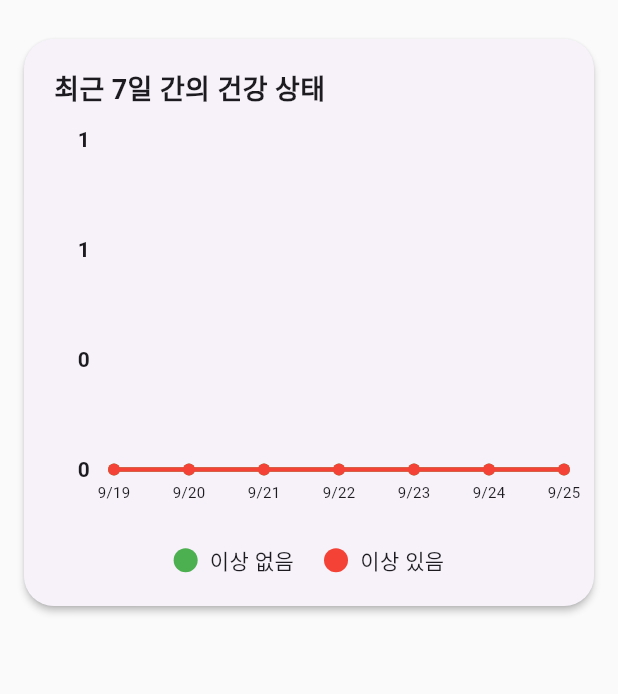
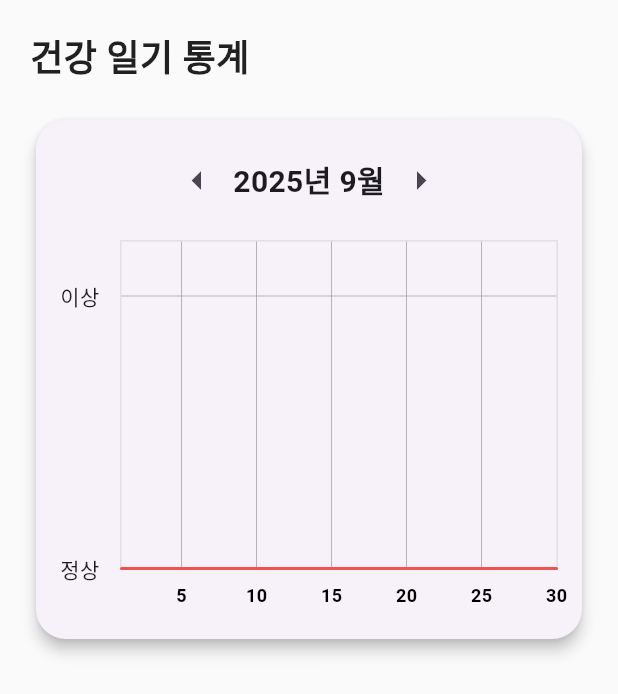
Before and after one commit to cathyjiwon/Checkey-mvp, a Flutter app: the StatisticsScreen screen opened directly, on a phone screen of 412 x 824 dp. Shown: the top 694 px of the screen. Run offline on Flutter 3.47's test engine with Material 3 defaults, Android fonts, the light colour scheme and no system bars; drawn by our look-alikes of fl_chart; our stand-ins replace shared_preferences, table_calendar; accounts and stored records are empty.

Commit message:
통계 꺾은선그래프 추가

```diff
--- a/lib/screens/statistics_screen.dart
+++ b/lib/screens/statistics_screen.dart
@@ -1,8 +1,8 @@
-import 'dart:convert';
 import 'package:flutter/material.dart';
+import 'package:provider/provider.dart';
 import 'package:fl_chart/fl_chart.dart';
-import 'package:shared_preferences/shared_preferences.dart';
-import '../widgets/custom_card.dart';
+import 'package:solusmvp/services/diary_manager.dart';
+import 'package:intl/intl.dart';
 
 class StatisticsScreen extends StatefulWidget {
   const StatisticsScreen({super.key});
@@ -12,205 +12,206 @@ class StatisticsScreen extends StatefulWidget {
 }
 
 class _StatisticsScreenState extends State<StatisticsScreen> {
-  List<FlSpot> _goodSpots = [];
-  List<FlSpot> _badSpots = [];
-  double _minX = 0;
-  double _maxX = 6;
-
-  @override
-  void initState() {
-    super.initState();
-    _loadData();
-  }
-
-Future<void> _loadData() async {
-    final SharedPreferences prefs = await SharedPreferences.getInstance();
-    final allKeys = prefs.getKeys();
-    final Map<DateTime, String> diaryEntries = {};
-
-    for (final key in allKeys) {
-      if (key.startsWith('diary_')) {
-        final dateString = key.replaceFirst('diary_', '');
-        final date = DateTime.tryParse(dateString);
-        if (date != null) {
-          final normalizedDate = DateTime.utc(date.year, date.month, date.day);
-          final entryJson = prefs.getString(key);
-          if (entryJson != null) {
-            try {
-              // 새로운 JSON 형식 데이터 파싱 시도
-              final entry = jsonDecode(entryJson);
-              diaryEntries[normalizedDate] = entry['type'];
-            } catch (e) {
-              // JSON 파싱 실패 시, 이전의 문자열 형식 데이터로 처리
-              // 이전 '이상 없음' 텍스트 데이터의 경우 'good' 타입으로 간주
-              diaryEntries[normalizedDate] = entryJson == '이상 없음' ? 'good' : 'bad';
-            }
-          }
-        }
-      }
-    }
-
-    final now = DateTime.now();
-    final List<DateTime> last7Days = List.generate(7, (index) {
-      return DateTime.utc(now.year, now.month, now.day).subtract(Duration(days: 6 - index));
-    });
-
-    final List<FlSpot> goodSpots = [];
-    final List<FlSpot> badSpots = [];
-
-    for (int i = 0; i < last7Days.length; i++) {
-      final day = last7Days[i];
-      final entryType = diaryEntries[day];
-
-      if (entryType == 'good') {
-        goodSpots.add(FlSpot(i.toDouble(), 1));
-        badSpots.add(FlSpot(i.toDouble(), 0));
-      } else if (entryType == 'bad') {
-        goodSpots.add(FlSpot(i.toDouble(), 0));
-        badSpots.add(FlSpot(i.toDouble(), 1));
-      } else {
-        goodSpots.add(FlSpot(i.toDouble(), 0));
-        badSpots.add(FlSpot(i.toDouble(), 0));
-      }
-    }
-
-    setState(() {
-      _goodSpots = goodSpots;
-      _badSpots = badSpots;
-      _minX = 0;
-      _maxX = 6;
-    });
-  }
+  DateTime _focusedMonth = DateTime.now();
 
   @override
   Widget build(BuildContext context) {
-    return SingleChildScrollView(
+    final diaryManager = Provider.of<DiaryManager>(context);
+
+    // 현재 월의 '이상 있음' 기록 데이터 추출
+    Map<int, int> hasSymptomData = _getMonthlySymptomData(diaryManager, _focusedMonth);
+
+    // X축(날짜)과 Y축(빈도) 값 생성
+    List<FlSpot> spots = [];
+    int maxDay = DateTime(_focusedMonth.year, _focusedMonth.month + 1, 0).day;
+
+    for (int i = 1; i <= maxDay; i++) {
+      spots.add(FlSpot(i.toDouble(), hasSymptomData[i]?.toDouble() ?? 0));
+    }
+
+    return Scaffold(
+      backgroundColor: Colors.grey[50],
+      body: SingleChildScrollView(
+        child: Padding(
+          padding: const EdgeInsets.all(20.0),
+          child: Column(
+            crossAxisAlignment: CrossAxisAlignment.start,
+            children: [
+              const Text(
+                '건강 일기 통계',
+                style: TextStyle(
+                  fontSize: 24,
+                  fontWeight: FontWeight.bold,
+                  color: Colors.black87,
+                ),
+              ),
+              const SizedBox(height: 20),
+              Card(
+                elevation: 4,
+                shape: RoundedRectangleBorder(
+                  borderRadius: BorderRadius.circular(20.0),
+                ),
                 child: Padding(
                   padding: const EdgeInsets.all(16.0),
                   child: Column(
                     children: [
-            CustomCard(
-              child: Column(
-                crossAxisAlignment: CrossAxisAlignment.stretch,
-                children: [
-                  const Text(
-                    '최근 7일 간의 건강 상태',
-                    style: TextStyle(fontSize: 18, fontWeight: FontWeight.bold),
-                  ),
-                  const SizedBox(height: 20),
+                      _buildMonthSelector(),
+                      const SizedBox(height: 16),
                       SizedBox(
                         height: 250,
                         child: LineChart(
                           LineChartData(
-                        gridData: const FlGridData(show: false),
+                            minX: 1,
+                            maxX: maxDay.toDouble(),
+                            minY: 0,
+                            maxY: 1.2,
                             titlesData: FlTitlesData(
+                              show: true,
                               bottomTitles: AxisTitles(
                                 sideTitles: SideTitles(
                                   showTitles: true,
                                   reservedSize: 30,
                                   getTitlesWidget: (value, meta) {
-                                final now = DateTime.now();
-                                final day = now.subtract(Duration(days: 6 - value.toInt()));
-                                final formattedDay = '${day.month}/${day.day}';
-                                return SideTitleWidget(
-                                  axisSide: meta.axisSide,
-                                  child: Text(formattedDay, style: const TextStyle(fontSize: 10)),
+                                    if (value % 5 == 0) {
+                                      return Padding(
+                                        padding: const EdgeInsets.only(top: 8.0),
+                                        child: Text(
+                                          '${value.toInt()}',
+                                          style: const TextStyle(
+                                            color: Colors.black,
+                                            fontWeight: FontWeight.bold,
+                                            fontSize: 12,
+                                          ),
+                                        ),
+                                      );
+                                    }
+                                    return const SizedBox();
+                                  },
+                                ),
+                              ),
+                              leftTitles: AxisTitles(
+                                sideTitles: SideTitles(
+                                  showTitles: true,
+                                  getTitlesWidget: (value, meta) {
+                                    if (value == 0) return const Text('정상');
+                                    if (value == 1) return const Text('이상');
+                                    return const Text('');
+                                  },
+                                  reservedSize: 40,
+                                ),
+                              ),
+                              topTitles: const AxisTitles(sideTitles: SideTitles(showTitles: false)),
+                              rightTitles: const AxisTitles(sideTitles: SideTitles(showTitles: false)),
+                            ),
+                            gridData: FlGridData(
+                              show: true,
+                              drawHorizontalLine: true,
+                              drawVerticalLine: true,
+                              verticalInterval: 5,
+                              horizontalInterval: 1,
+                              getDrawingHorizontalLine: (value) {
+                                return const FlLine(color: Colors.grey, strokeWidth: 0.5);
+                              },
+                              getDrawingVerticalLine: (value) {
+                                return const FlLine(color: Colors.grey, strokeWidth: 0.5);
+                              },
+                            ),
+                            borderData: FlBorderData(
+                              show: true,
+                              border: Border.all(color: Colors.grey.shade300),
+                            ),
+                            lineBarsData: [
+                              LineChartBarData(
+                                spots: spots,
+                                isCurved: false, // 꺾은선으로 표현
+                                color: Colors.red.shade400,
+                                barWidth: 2,
+                                isStrokeCapRound: true,
+                                dotData: FlDotData(
+                                  show: true,
+                                  getDotPainter: (spot, percent, barData, index) {
+                                    if (spot.y == 1) {
+                                      return FlDotCirclePainter(
+                                        radius: 4,
+                                        color: Colors.red.shade600,
+                                        strokeWidth: 2,
+                                        strokeColor: Colors.white,
+                                      );
+                                    }
+                                    return FlDotCirclePainter(
+                                      radius: 0,
+                                      color: Colors.transparent,
+                                      strokeWidth: 0,
+                                      strokeColor: Colors.transparent,
                                     );
                                   },
                                 ),
-                          ),
-                          leftTitles: const AxisTitles(
-                            sideTitles: SideTitles(
-                              showTitles: true,
-                              reservedSize: 40,
-                              getTitlesWidget: _leftTitles,
-                            ),
-                          ),
-                          rightTitles: const AxisTitles(
-                            sideTitles: SideTitles(showTitles: false),
-                          ),
-                          topTitles: const AxisTitles(
-                            sideTitles: SideTitles(showTitles: false),
-                          ),
-                        ),
-                        borderData: FlBorderData(show: false),
-                        lineTouchData: const LineTouchData(enabled: false), // 이 부분을 수정했습니다.
-                        minX: _minX,
-                        maxX: _maxX,
-                        minY: 0,
-                        maxY: 1.5,
-                        lineBarsData: [
-                          LineChartBarData(
-                            spots: _goodSpots,
-                            isCurved: true,
-                            color: Colors.green,
-                            barWidth: 3,
-                            dotData: const FlDotData(show: true),
-                            belowBarData: BarAreaData(show: false),
-                          ),
-                          LineChartBarData(
-                            spots: _badSpots,
-                            isCurved: true,
-                            color: Colors.red,
-                            barWidth: 3,
-                            dotData: const FlDotData(show: true),
                                 belowBarData: BarAreaData(show: false),
                               ),
                             ],
                           ),
                         ),
                       ),
-                  const SizedBox(height: 20),
-                  Row(
-                    mainAxisAlignment: MainAxisAlignment.center,
-                    children: [
-                      _buildIndicator(Colors.green, '이상 없음'),
-                      const SizedBox(width: 20),
-                      _buildIndicator(Colors.red, '이상 있음'),
                     ],
                   ),
-                ],
                 ),
               ),
             ],
           ),
         ),
+      ),
     );
   }
 
-  static Widget _leftTitles(double value, TitleMeta meta) {
-    const style = TextStyle(
-      fontWeight: FontWeight.bold,
-      fontSize: 14,
-    );
-    String text;
-    switch (value.toInt()) {
-      case 0:
-        text = '0';
-        break;
-      case 1:
-        text = '1';
-        break;
-      default:
-        return Container();
-    }
-    return Text(text, style: style, textAlign: TextAlign.center);
-  }
-
-  Widget _buildIndicator(Color color, String text) {
+  Widget _buildMonthSelector() {
     return Row(
+      mainAxisAlignment: MainAxisAlignment.center,
       children: [
-        Container(
-          width: 16,
-          height: 16,
-          decoration: BoxDecoration(
-            shape: BoxShape.circle,
-            color: color,
+        IconButton(
+          icon: const Icon(Icons.arrow_left, size: 30),
+          onPressed: () {
+            setState(() {
+              _focusedMonth = DateTime(_focusedMonth.year, _focusedMonth.month - 1);
+            });
+          },
         ),
+        Text(
+          DateFormat('yyyy년 M월', 'ko_KR').format(_focusedMonth),
+          style: const TextStyle(fontSize: 20, fontWeight: FontWeight.bold),
         ),
-        const SizedBox(width: 8),
-        Text(text, style: const TextStyle(fontSize: 14)),
+        IconButton(
+          icon: const Icon(Icons.arrow_right, size: 30),
+          onPressed: () {
+            setState(() {
+              _focusedMonth = DateTime(_focusedMonth.year, _focusedMonth.month + 1);
+            });
+          },
+        ),
       ],
     );
   }
+
+  // 월별 '이상 있음' 기록 데이터 집계 함수
+  Map<int, int> _getMonthlySymptomData(DiaryManager diaryManager, DateTime month) {
+    Map<int, int> dailySymptomCount = {};
+
+    // 해당 월의 모든 날짜에 대해 초기화
+    int maxDay = DateTime(month.year, month.month + 1, 0).day;
+    for (int i = 1; i <= maxDay; i++) {
+      dailySymptomCount[i] = 0;
     }
+
+    diaryManager.diaryEntries.forEach((dateString, entries) {
+      DateTime date = DateTime.parse(dateString);
+      if (date.year == month.year && date.month == month.month) {
+        // 해당 날짜에 '이상 있음' 기록이 하나라도 있으면 1로 설정
+        bool hasSymptom = entries.any((entry) => entry['status'] == '이상 있음');
+        if (hasSymptom) {
+          dailySymptomCount[date.day] = 1;
+        }
+      }
+    });
+
+    return dailySymptomCount;
+  }
+}
```
Lines whose indentation alone changed are shown as unchanged.
